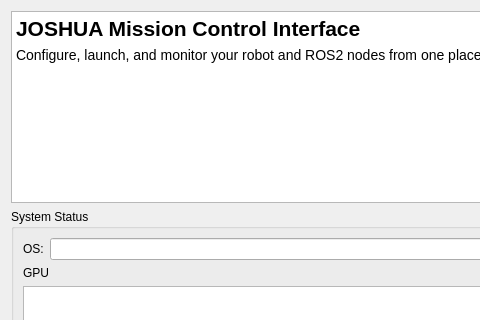
First picture: the form in gui/general_tab.ui, repository Joshua-AI-Robotics/Joshua, before the edit; both pictures show x 0 to 480 and y 0 to 320 of the 1000 by 744 pixel window.
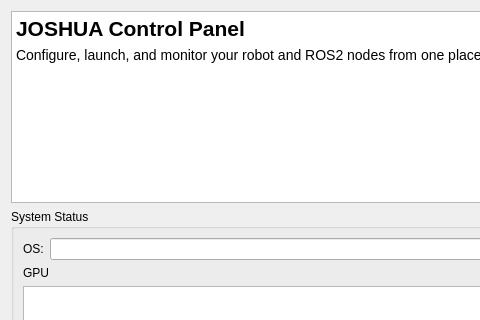
Second picture: the form after the edit.

Commit message: rename to control panel and update readme

The edit to the form file:
```diff
--- a/gui/general_tab.ui
+++ b/gui/general_tab.ui
@@ -42,7 +42,7 @@
 li.unchecked::marker { content: &quot;\2610&quot;; }
 li.checked::marker { content: &quot;\2612&quot;; }
 &lt;/style&gt;&lt;/head&gt;&lt;body style=&quot; font-family:'Ubuntu'; font-size:11pt; font-weight:400; font-style:normal;&quot;&gt;
-&lt;p style=&quot; margin-top:0px; margin-bottom:6px; margin-left:0px; margin-right:0px; -qt-block-indent:0; text-indent:0px;&quot;&gt;&lt;span style=&quot; font-family:'Sans Serif'; font-size:16pt; font-weight:700;&quot;&gt;JOSHUA Mission Control Interface&lt;/span&gt;&lt;/p&gt;
+&lt;p style=&quot; margin-top:0px; margin-bottom:6px; margin-left:0px; margin-right:0px; -qt-block-indent:0; text-indent:0px;&quot;&gt;&lt;span style=&quot; font-family:'Sans Serif'; font-size:16pt; font-weight:700;&quot;&gt;JOSHUA Control Panel&lt;/span&gt;&lt;/p&gt;
 &lt;p style=&quot; margin-top:0px; margin-bottom:6px; margin-left:0px; margin-right:0px; -qt-block-indent:0; text-indent:0px;&quot;&gt;&lt;span style=&quot; font-family:'Sans Serif'; font-size:10.5pt;&quot;&gt;Configure, launch, and monitor your robot and ROS2 nodes from one place.&lt;/span&gt;&lt;/p&gt;&lt;/body&gt;&lt;/html&gt;</string>
            </property>
           </widget>
```
The commit also changes 5 other files.
